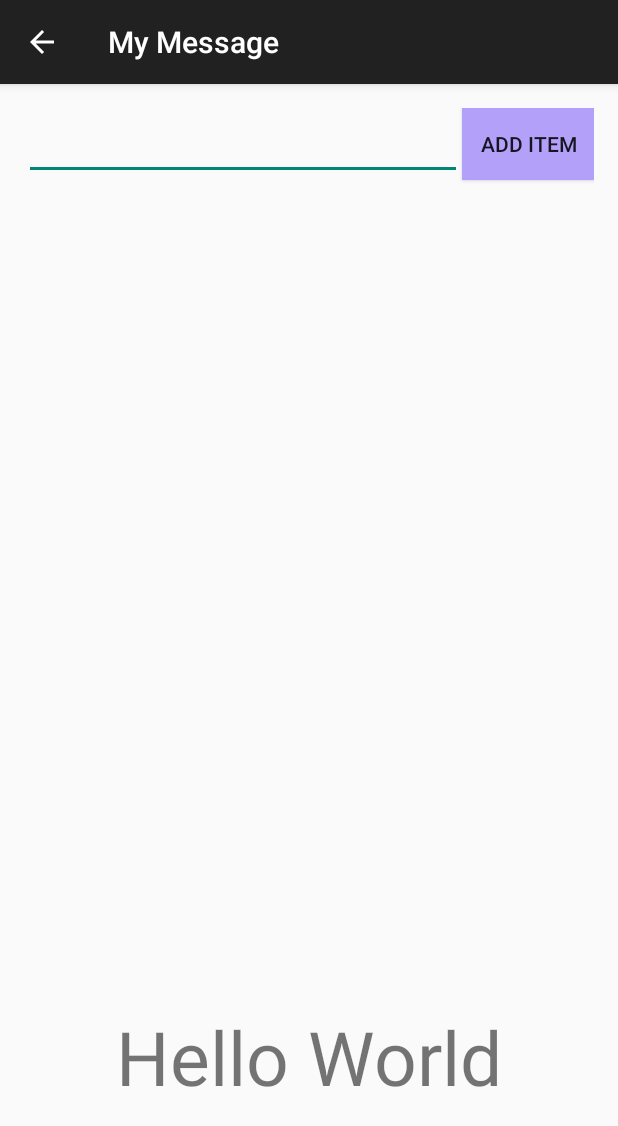
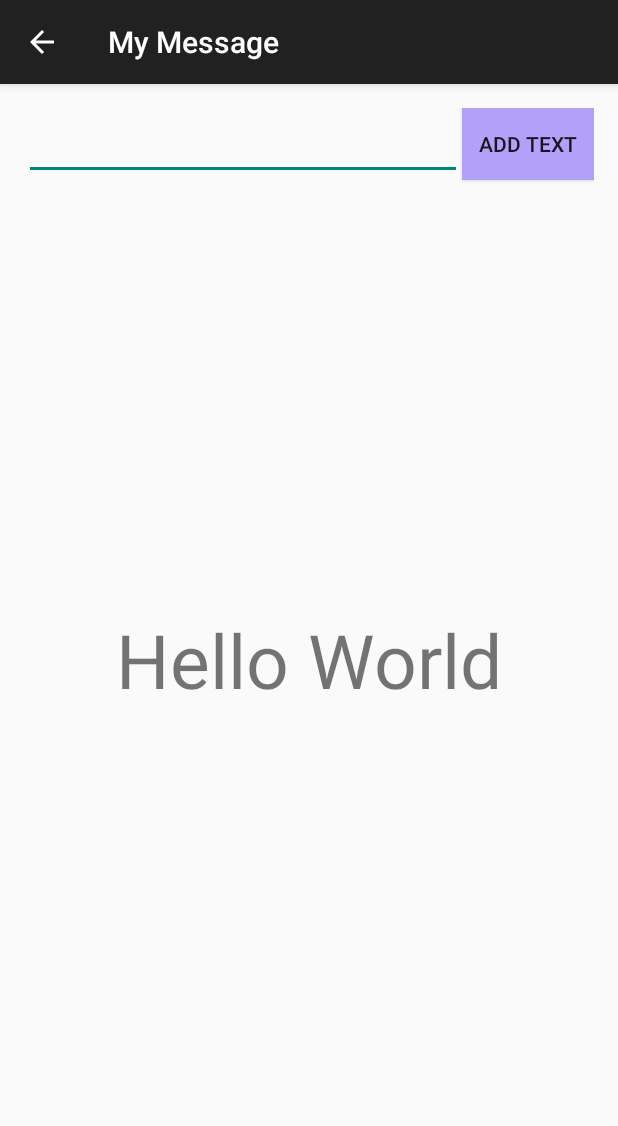
Before and after one commit to GearTech0/First-Android-App, an Android app: the DisplayMessageActivity screen opened directly, with no data from a screen before it, on a phone screen of 412 x 824 dp. Shown: the top 1126 px of the screen. Run offline under Robolectric (Android 15) with nearby library versions, the phone set to English and light mode, and no system bars.

```diff
--- a/app/src/main/java/com/eatsleepprogram/daquarischadwick/myfirstapp/MyActivity.java
+++ b/app/src/main/java/com/eatsleepprogram/daquarischadwick/myfirstapp/MyActivity.java
@@ -7,10 +7,12 @@ import android.view.Menu;
 import android.view.MenuItem;
 import android.view.View;
 import android.widget.EditText;
+import android.widget.TextView;
 
 public class MyActivity extends AppCompatActivity
 {
     public static String EXTRA_MESSAGE = "com.eatsleepprogram.daquarischadwick.myfirstapp.MESSAGE";
+    private boolean isHello = true;
     @Override
     protected void onCreate(Bundle savedInstanceState)
     {
@@ -42,6 +44,19 @@ public class MyActivity extends AppCompatActivity
         return super.onOptionsItemSelected(item);
     }
 
+    public void simple_click(View view)
+    {
+        //when click, change text
+        TextView t = (TextView)findViewById(R.id.textView);
+        if(isHello)
+        {
+            t.setText("Goodbye World");
+        }else
+        {
+            t.setText("Hello World");
+        }
+    }
+
     public void sendMessage(View view)
     {
         Intent intent = new Intent(this, DisplayMessageActivity.class);
--- a/app/src/main/res/layout/activity_display_message.xml
+++ b/app/src/main/res/layout/activity_display_message.xml
@@ -9,22 +9,22 @@
     <Button
         android:layout_width="wrap_content"
         android:layout_height="wrap_content"
-        android:text="Add Item"
+        android:text="@string/add_item"
         android:id="@+id/button"
         android:layout_alignParentTop="true"
         android:layout_alignParentRight="true"
         android:layout_alignParentEnd="true"
-        android:background="#b2a0f9" />
+        android:background="#b2a0f9"
+        android:onClick="simple_click" />
 
     <TextView
         android:layout_width="wrap_content"
         android:layout_height="wrap_content"
-        android:id="@+id/editText"
-        android:text="Hello World"
-        android:textSize="50dp"
-        android:layout_marginBottom="70dp"
-        android:layout_alignParentBottom="true"
-        android:layout_centerHorizontal="true" />
+        android:id="@+id/textView"
+        android:text="@string/hello_world"
+        android:textSize="50sp"
+        android:layout_centerHorizontal="true"
+        android:layout_centerVertical="true"/>
 
     <EditText
         android:layout_width="wrap_content"
--- a/app/src/main/res/values/strings.xml
+++ b/app/src/main/res/values/strings.xml
@@ -4,4 +4,6 @@
     <string name="button_send">Send</string>
     <string name="action_settings">Settings</string>
     <string name="title_activity_display_message">My Message</string>
+    <string name="hello_world">Hello World</string>
+    <string name="add_item">Add Text</string>
 </resources>
```
